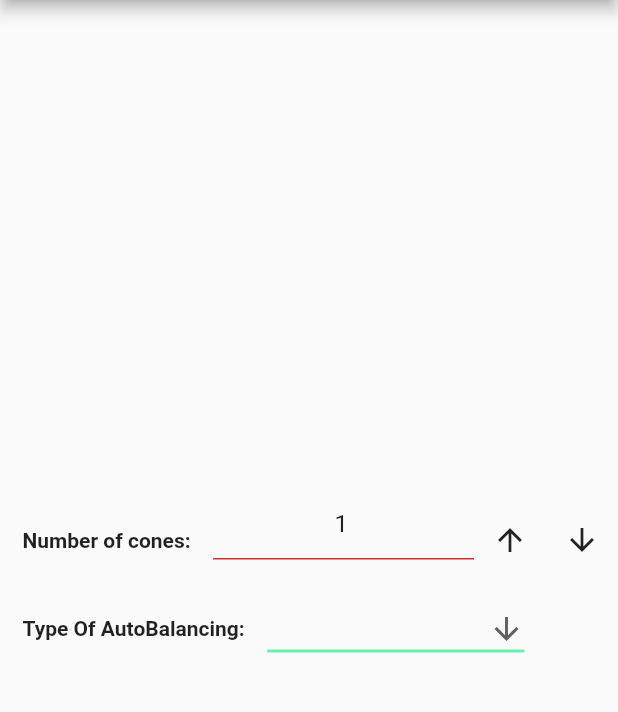
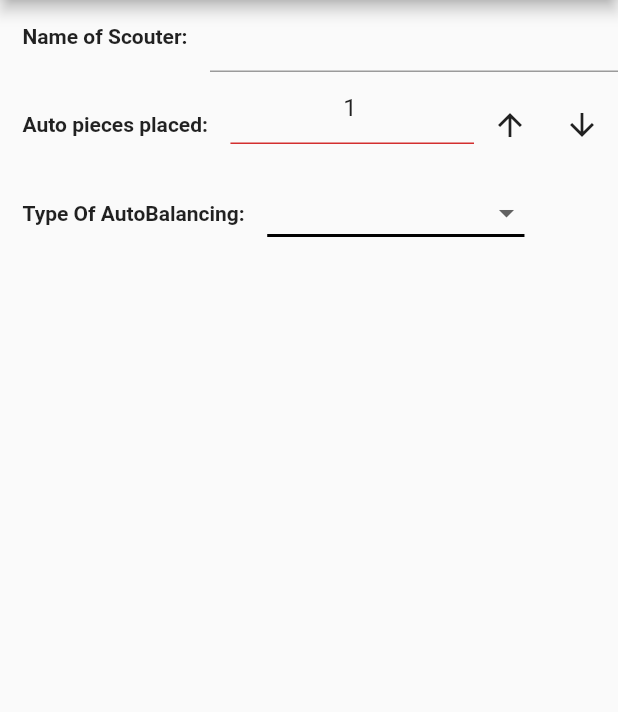
Before and after one commit to jainbot27/scoutingapp, a Flutter app: the NewData screen opened directly, after a tap on the "arrow upward" icon, on a phone screen of 412 x 824 dp, the part 84-796 px from its top. Run offline on Flutter 3.47's test engine with Material 2 defaults, Android fonts, the phone set to English and light mode, and no system bars.

Commit message:
Added name field

```diff
--- a/lib/design/my_dropdown_menu.dart
+++ b/lib/design/my_dropdown_menu.dart
@@ -22,12 +22,12 @@ class _MyDropdownMenuState extends State<MyDropdownMenu> {
   Widget build(BuildContext context) {
     return DropdownButton<String>(
       value: currentValue.isNotEmpty ? currentValue : null,
-      icon: const Icon(Icons.arrow_downward),
+      // icon: const Icon(Icons.arrow_downward),
       elevation: 16,
       style: const TextStyle(color: Colors.green),
       underline: Container(
         height: 2,
-        color: Colors.greenAccent,
+        color: Colors.black,
       ),
       onChanged: (String? value) {
         setState(() {
--- a/lib/design/new_data.dart
+++ b/lib/design/new_data.dart
@@ -10,8 +10,9 @@ class NewData extends StatefulWidget {
 }
 
 class _NewDataState extends State<NewData> {
-  TextEditingController conesController = TextEditingController(text: "0");
-  String conesErrorStr = "";
+  TextEditingController autoPiecesController = TextEditingController(text: "0");
+  TextEditingController nameController = TextEditingController();
+  String autoPiecesControllerStr = "";
   List<String> autoDockList = [
     "Did not dock",
     "Docked but Unbalanced",
@@ -27,15 +28,34 @@ class _NewDataState extends State<NewData> {
         ),
         body: Center(
           child: Column(
-            mainAxisAlignment: MainAxisAlignment.center,
+            mainAxisAlignment: MainAxisAlignment.start,
             children: [
+              Row(
+                mainAxisAlignment: MainAxisAlignment.start,
+                children: [
+                  const Padding(
+                      padding: EdgeInsets.all(15),
+                      child: Text(
+                        "Name of Scouter:",
+                        style: TextStyle(
+                          fontWeight: FontWeight.bold,
+                        ),
+                      )),
+                  Expanded(
+                    child: TextFormField(
+                      textAlign: TextAlign.left,
+                      controller: nameController,
+                    ),
+                  )
+                ],
+              ),
               Row(
                 mainAxisAlignment: MainAxisAlignment.spaceEvenly,
                 children: [
                   const Padding(
                       padding: EdgeInsets.all(15),
                       child: Text(
-                        "Number of cones:",
+                        "Auto pieces placed:",
                         style: TextStyle(
                           fontWeight: FontWeight.bold,
                         ),
@@ -46,16 +66,16 @@ class _NewDataState extends State<NewData> {
                     decoration: InputDecoration(
                         hintStyle: const TextStyle(color: Colors.green),
                         hintText: "Enter numbers only",
-                        errorText: conesErrorStr),
-                    controller: conesController,
+                        errorText: autoPiecesControllerStr),
+                    controller: autoPiecesController,
                     onChanged: (text) {
                       setState(() {
                         if (text == "") {
-                          conesErrorStr = "Please Type in a Value";
+                          autoPiecesControllerStr = "Please Type in a Value";
                         } else if (double.tryParse(text) == null) {
-                          conesErrorStr = "Please Enter a Number";
+                          autoPiecesControllerStr = "Please Enter a Number";
                         } else {
-                          conesErrorStr = "";
+                          autoPiecesControllerStr = "";
                         }
                       });
                     },
@@ -67,10 +87,10 @@ class _NewDataState extends State<NewData> {
                         icon: const Icon(Icons.arrow_upward_outlined),
                         onPressed: () {
                           setState(() {
-                            String cur = conesController.text;
+                            String cur = autoPiecesController.text;
                             int num = int.parse(cur);
                             num++;
-                            conesController.text = num.toString();
+                            autoPiecesController.text = num.toString();
                           });
                         },
                       ),
@@ -78,10 +98,10 @@ class _NewDataState extends State<NewData> {
                         icon: const Icon(Icons.arrow_downward_outlined),
                         onPressed: () {
                           setState(() {
-                            String cur = conesController.text;
+                            String cur = autoPiecesController.text;
                             int num = int.parse(cur);
                             num--;
-                            conesController.text = num.toString();
+                            autoPiecesController.text = num.toString();
                           });
                         },
                       )
```
